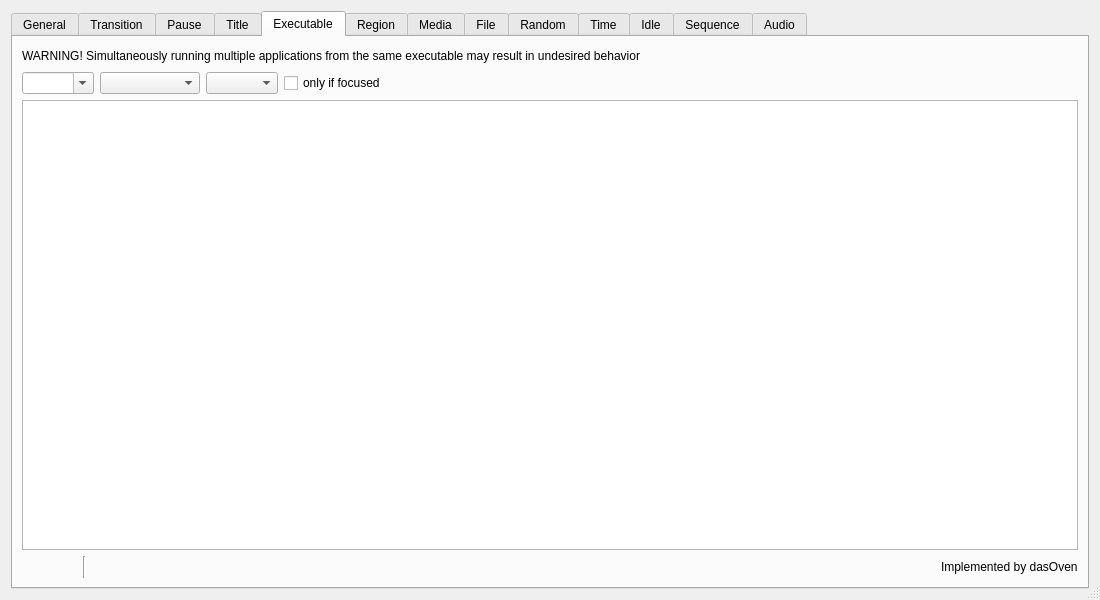
Qt form forms/advanced-scene-switcher.ui (WarmUpTill/SceneSwitcher) before a commit.
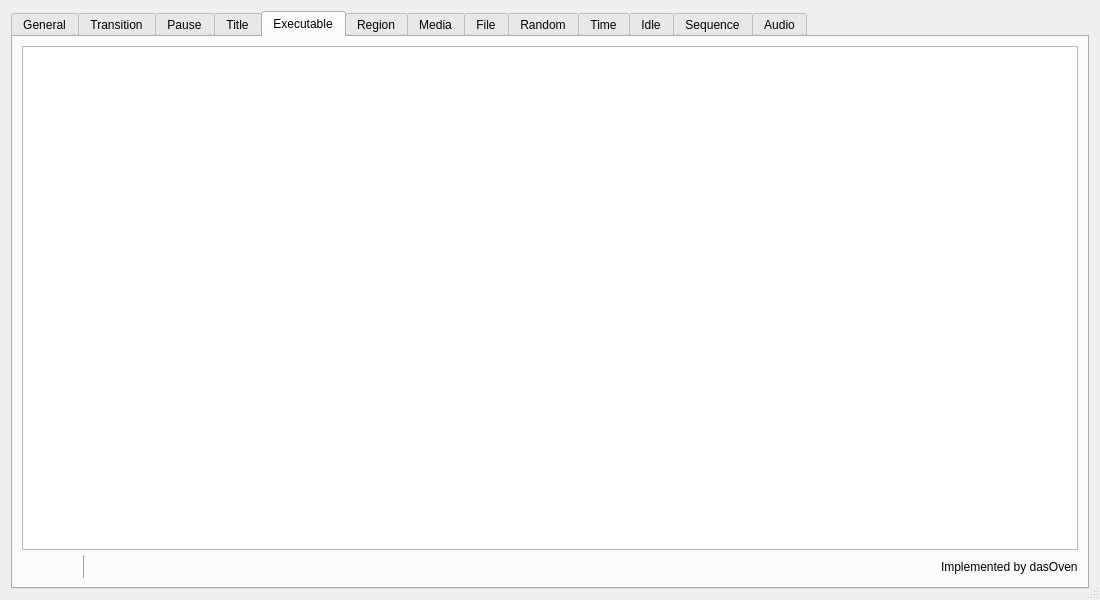
The same form after that commit. The open tabs and pages were chosen to show the change. Icons and pictures are not drawn.

The edit to the form file:
```diff
--- a/forms/advanced-scene-switcher.ui
+++ b/forms/advanced-scene-switcher.ui
@@ -1499,89 +1499,6 @@
        <string notr="true">Executable</string>
       </attribute>
       <layout class="QVBoxLayout" name="verticalLayout_11">
-       <item>
-        <layout class="QHBoxLayout" name="horizontalLayout_24">
-         <item>
-          <widget class="QLabel" name="label_24">
-           <property name="toolTip">
-            <string/>
-           </property>
-           <property name="text">
-            <string>&lt;html&gt;&lt;head/&gt;&lt;body&gt;&lt;p&gt;WARNING! Simultaneously running multiple applications from the same executable may result in undesired behavior&lt;/p&gt;&lt;/body&gt;&lt;/html&gt;</string>
-           </property>
-           <property name="textFormat">
-            <enum>Qt::AutoText</enum>
-           </property>
-           <property name="openExternalLinks">
-            <bool>false</bool>
-           </property>
-          </widget>
-         </item>
-         <item>
-          <spacer name="horizontalSpacer_22">
-           <property name="orientation">
-            <enum>Qt::Horizontal</enum>
-           </property>
-           <property name="sizeHint" stdset="0">
-            <size>
-             <width>40</width>
-             <height>20</height>
-            </size>
-           </property>
-          </spacer>
-         </item>
-        </layout>
-       </item>
-       <item>
-        <layout class="QHBoxLayout" name="horizontalLayout_23">
-         <item>
-          <widget class="QComboBox" name="executable">
-           <property name="editable">
-            <bool>true</bool>
-           </property>
-           <property name="maxVisibleItems">
-            <number>20</number>
-           </property>
-          </widget>
-         </item>
-         <item>
-          <widget class="QComboBox" name="executableScenes">
-           <property name="minimumSize">
-            <size>
-             <width>100</width>
-             <height>0</height>
-            </size>
-           </property>
-          </widget>
-         </item>
-         <item>
-          <widget class="QComboBox" name="executableTransitions"/>
-         </item>
-         <item>
-          <widget class="QCheckBox" name="requiresFocusCheckBox">
-           <property name="text">
-            <string>only if focused</string>
-           </property>
-           <property name="autoRepeatInterval">
-            <number>100</number>
-           </property>
-          </widget>
-         </item>
-         <item>
-          <spacer name="horizontalSpacer_21">
-           <property name="orientation">
-            <enum>Qt::Horizontal</enum>
-           </property>
-           <property name="sizeHint" stdset="0">
-            <size>
-             <width>40</width>
-             <height>20</height>
-            </size>
-           </property>
-          </spacer>
-         </item>
-        </layout>
-       </item>
        <item>
         <widget class="QListWidget" name="executables">
          <property name="enabled">
```
